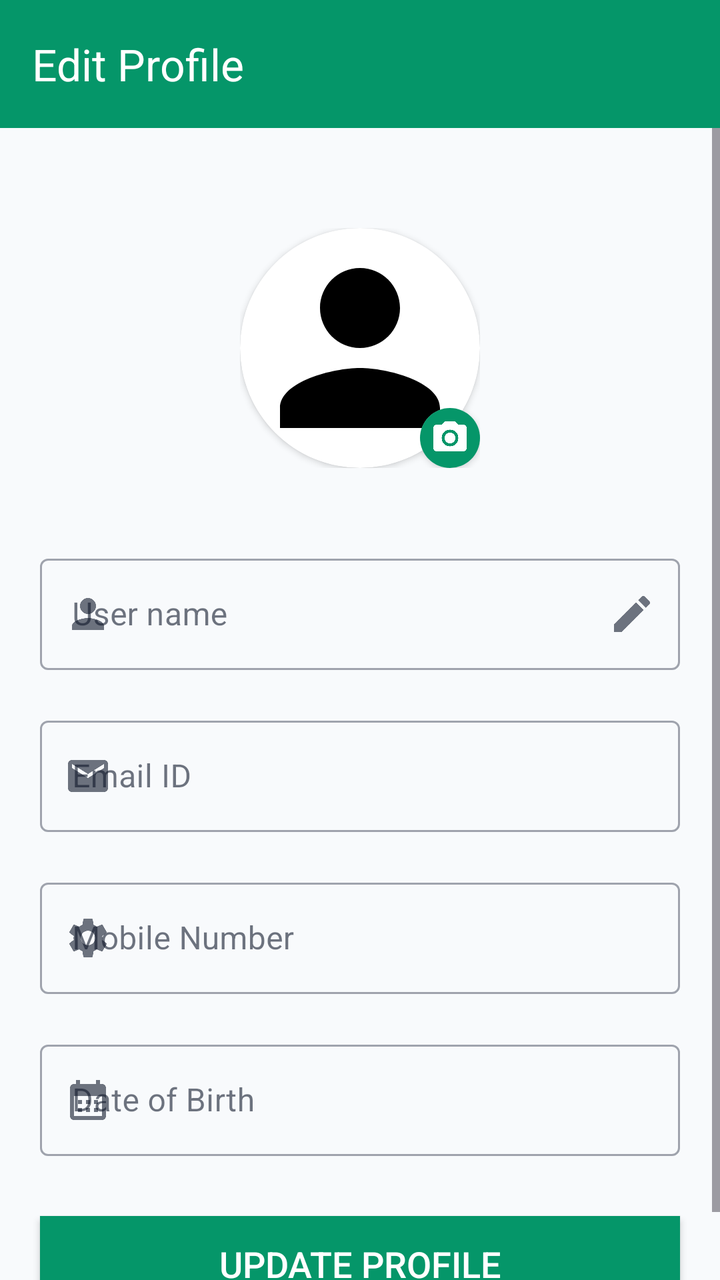
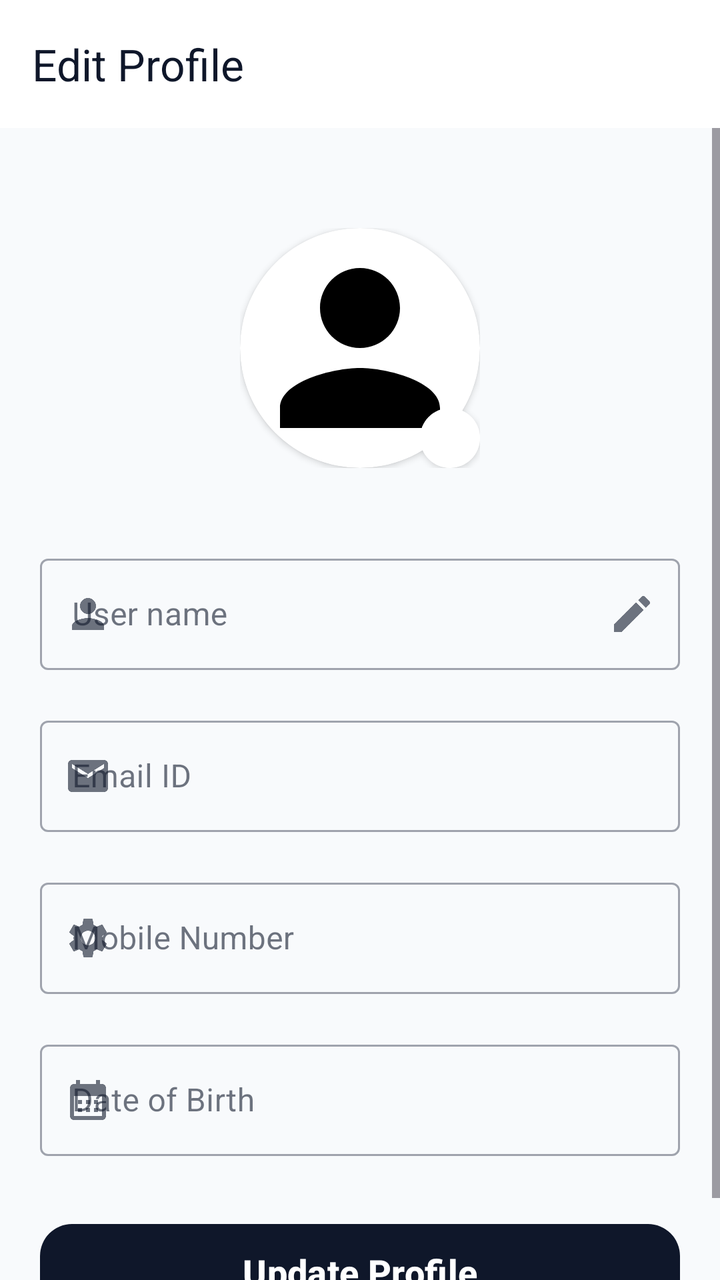

Before-and-after screenshots of an Android layout around one commit, followed by the original layout XML and the change that was made.
<!-- AndroidManifest.xml: application theme Theme.TestMaster -->
<!-- res/layout/activity_edit_profile.xml -->
<?xml version="1.0" encoding="utf-8"?>
<LinearLayout xmlns:android="http://schemas.android.com/apk/res/android"
    xmlns:tools="http://schemas.android.com/tools"
    android:layout_width="match_parent"
    android:layout_height="match_parent"
    xmlns:app="http://schemas.android.com/apk/res-auto"
    tools:context=".activities.EditProfileActivity"
    android:background="@drawable/statusbar_background"
    android:fitsSystemWindows="true"
    android:orientation="vertical">
    <androidx.appcompat.widget.Toolbar
        android:id="@+id/toolbar"
        android:layout_width="match_parent"
        android:layout_height="wrap_content"
        android:background="@color/primary"
        app:title="Edit Profile"
        app:titleTextColor="@android:color/white"
        app:layout_constraintTop_toTopOf="parent" />

    <ScrollView
        android:layout_width="match_parent"
        android:layout_height="match_parent"
        android:fillViewport="true">

        <LinearLayout
            android:layout_width="match_parent"
            android:layout_height="wrap_content"
            android:background="@color/background"
            android:orientation="vertical"
            android:paddingBottom="20dp">

            <LinearLayout
                android:layout_width="120dp"
                android:layout_height="120dp"
                android:layout_marginTop="50dp"
                android:layout_gravity="center">
                <RelativeLayout
                    android:layout_width="match_parent"
                    android:layout_height="wrap_content">
                    <androidx.cardview.widget.CardView
                        android:id="@+id/card_img"
                        android:layout_width="match_parent"
                        android:layout_height="match_parent"
                        app:cardCornerRadius="60dp">
                        <ImageView
                            android:id="@+id/iv_personimage"
                            android:layout_width="match_parent"
                            android:layout_height="match_parent"
                            android:src="@drawable/baseline_person_24"
                            android:scaleType="centerCrop" />
                    </androidx.cardview.widget.CardView>

                    <androidx.cardview.widget.CardView
                        android:layout_width="wrap_content"
                        android:layout_height="wrap_content"
                        android:layout_alignBottom="@+id/card_img"
                        android:layout_alignEnd="@+id/card_img"
                        app:cardCornerRadius="15dp">
                        <ImageView
                            android:id="@+id/iv_edit"
                            android:layout_width="30dp"
                            android:layout_height="30dp"
                            android:padding="5dp"
                            android:background="@color/primary"
                            android:src="@drawable/baseline_photo_camera_24"
                            app:tint="@color/white" />
                    </androidx.cardview.widget.CardView>
                </RelativeLayout>
            </LinearLayout>

            <com.google.android.material.textfield.TextInputLayout
                android:id="@+id/til_username"
                style="@style/Widget.MaterialComponents.TextInputLayout.OutlinedBox"
                android:layout_width="match_parent"
                android:layout_height="wrap_content"
                android:hint="User name"
                android:layout_marginHorizontal="20dp"
                android:layout_marginTop="40dp"
                app:startIconDrawable="@drawable/baseline_person_24"
                app:endIconMode="custom"
                app:endIconDrawable="@drawable/baseline_edit_24">

                <com.google.android.material.textfield.TextInputEditText
                    android:id="@+id/et_username"
                    android:layout_width="match_parent"
                    android:layout_height="wrap_content"
                    android:enabled="false"
                    android:textColor="@color/text_primary"
                    android:inputType="text" />
            </com.google.android.material.textfield.TextInputLayout>

            <com.google.android.material.textfield.TextInputLayout
                android:id="@+id/til_email"
                style="@style/Widget.MaterialComponents.TextInputLayout.OutlinedBox"
                android:layout_width="match_parent"
                android:layout_height="wrap_content"
                android:hint="Email ID"
                android:layout_marginHorizontal="20dp"
                android:layout_marginTop="20dp"
                app:startIconDrawable="@drawable/baseline_email_24">

                <com.google.android.material.textfield.TextInputEditText
                    android:id="@+id/et_email"
                    android:layout_width="match_parent"
                    android:layout_height="wrap_content"
                    android:focusable="false"
                    android:enabled="false"
                    android:textColor="@color/text_primary" />
            </com.google.android.material.textfield.TextInputLayout>

            <com.google.android.material.textfield.TextInputLayout
                android:id="@+id/til_phone"
                style="@style/Widget.MaterialComponents.TextInputLayout.OutlinedBox"
                android:layout_width="match_parent"
                android:layout_height="wrap_content"
                android:hint="Mobile Number"
                android:layout_marginHorizontal="20dp"
                android:layout_marginTop="20dp"
                app:startIconDrawable="@drawable/baseline_settings_24">

                <com.google.android.material.textfield.TextInputEditText
                    android:id="@+id/et_phone_no"
                    android:layout_width="match_parent"
                    android:layout_height="wrap_content"
                    android:textColor="@color/text_primary"
                    android:inputType="phone"
                    android:maxLength="10" />
            </com.google.android.material.textfield.TextInputLayout>

            <com.google.android.material.textfield.TextInputLayout
                android:id="@+id/til_dob"
                style="@style/Widget.MaterialComponents.TextInputLayout.OutlinedBox"
                android:layout_width="match_parent"
                android:layout_height="wrap_content"
                android:hint="Date of Birth"
                android:layout_marginHorizontal="20dp"
                android:layout_marginTop="20dp"
                app:startIconDrawable="@drawable/baseline_calendar_month_24">

                <com.google.android.material.textfield.TextInputEditText
                    android:id="@+id/et_dob"
                    android:layout_width="match_parent"
                    android:layout_height="wrap_content"
                    android:textColor="@color/text_primary"
                    android:focusable="false" />
            </com.google.android.material.textfield.TextInputLayout>

            <androidx.appcompat.widget.AppCompatButton
                android:id="@+id/btn_submit"
                android:layout_width="match_parent"
                android:layout_height="wrap_content"
                android:layout_marginHorizontal="20dp"
                android:layout_marginTop="30dp"
                android:background="@color/primary"
                android:textColor="@color/white"
                android:textSize="18sp"
                android:text="Update Profile" />
        </LinearLayout>
    </ScrollView>
</LinearLayout>
<!-- resources referenced by this layout -->
<resources>
  <color name="background">#F8FAFC</color>
  <color name="primary">#059669</color>
  <color name="text_primary">#0F172A</color>
  <color name="white">#FFFFFFFF</color>
  <!-- drawable baseline_calendar_month_24 (drawable) -->
  <vector android:height="24dp" android:tint="#000000"
      android:viewportHeight="24" android:viewportWidth="24"
      android:width="24dp" xmlns:android="http://schemas.android.com/apk/res/android">
      <path android:fillColor="@android:color/white" android:pathData="M19,4h-1V2h-2v2H8V2H6v2H5C3.89,4 3.01,4.9 3.01,6L3,20c0,1.1 0.89,2 2,2h14c1.1,0 2,-0.9 2,-2V6C21,4.9 20.1,4 19,4zM19,20H5V10h14V20zM9,14H7v-2h2V14zM13,14h-2v-2h2V14zM17,14h-2v-2h2V14zM9,18H7v-2h2V18zM13,18h-2v-2h2V18zM17,18h-2v-2h2V18z"/>
  </vector>
  <!-- drawable baseline_edit_24 (drawable) -->
  <vector xmlns:android="http://schemas.android.com/apk/res/android" android:height="24dp" android:tint="#000000" android:viewportHeight="24" android:viewportWidth="24" android:width="24dp">
        
      <path android:fillColor="@android:color/white" android:pathData="M3,17.25V21h3.75L17.81,9.94l-3.75,-3.75L3,17.25zM20.71,7.04c0.39,-0.39 0.39,-1.02 0,-1.41l-2.34,-2.34c-0.39,-0.39 -1.02,-0.39 -1.41,0l-1.83,1.83 3.75,3.75 1.83,-1.83z"/>
      
  </vector>
  <!-- drawable baseline_email_24 (drawable) -->
  <vector xmlns:android="http://schemas.android.com/apk/res/android" android:height="24dp" android:tint="#000000" android:viewportHeight="24" android:viewportWidth="24" android:width="24dp">
        
      <path android:fillColor="@android:color/white" android:pathData="M20,4L4,4c-1.1,0 -1.99,0.9 -1.99,2L2,18c0,1.1 0.9,2 2,2h16c1.1,0 2,-0.9 2,-2L22,6c0,-1.1 -0.9,-2 -2,-2zM20,8l-8,5 -8,-5L4,6l8,5 8,-5v2z"/>
      
  </vector>
  <!-- drawable baseline_person_24 (drawable) -->
  <vector android:height="24dp" android:tint="#000000"
      android:viewportHeight="24" android:viewportWidth="24"
      android:width="24dp" xmlns:android="http://schemas.android.com/apk/res/android">
      <path android:fillColor="@android:color/white" android:pathData="M12,12c2.21,0 4,-1.79 4,-4s-1.79,-4 -4,-4 -4,1.79 -4,4 1.79,4 4,4zM12,14c-2.67,0 -8,1.34 -8,4v2h16v-2c0,-2.66 -5.33,-4 -8,-4z"/>
  </vector>
  <!-- drawable statusbar_background (drawable) -->
  <?xml version="1.0" encoding="utf-8"?>
  <layer-list xmlns:android="http://schemas.android.com/apk/res/android">
  
      <item android:height="150dp">
          <shape>
              <solid android:color="@color/primary"/>
          </shape>
      </item>
  
      <item android:top="150dp">
          <shape>
              <solid android:color="@color/background"/>
          </shape>
      </item>
  
  </layer-list>
  <style name="Theme.TestMaster" parent="Base.Theme.TestMaster" />
  <color name="onPrimary">#FFFFFF</color>
  <color name="primaryContainer">#D1FAE5</color>
  <color name="onPrimaryContainer">#064E3B</color>
  <color name="secondary">#64748B</color>
  <color name="onSecondary">#FFFFFF</color>
  <color name="secondaryContainer">#F1F5F9</color>
  <color name="onSecondaryContainer">#0F172A</color>
  <color name="surface">#FFFFFF</color>
  <color name="onSurface">#0F172A</color>
  <color name="surfaceVariant">#E2E8F0</color>
  <color name="onSurfaceVariant">#475569</color>
  <color name="outline">#94A3B8</color>
  <color name="error">#EF4444</color>
  <color name="onError">#FFFFFF</color>
  <color name="errorContainer">#FEE2E2</color>
  <color name="onErrorContainer">#991B1B</color>
  <!-- unchanged entries left out for length: 3 -->
</resources>

<!-- the commit's change to res/layout/activity_edit_profile.xml (unified diff, before → after) -->
@@ -14,7 +14,7 @@
         android:layout_height="wrap_content"
         android:background="@color/primary"
         app:title="Edit Profile"
-        app:titleTextColor="@android:color/white"
+        app:titleTextColor="@color/onPrimary"
         app:layout_constraintTop_toTopOf="parent" />
 
     <ScrollView
@@ -145,16 +145,19 @@
                     android:focusable="false" />
             </com.google.android.material.textfield.TextInputLayout>
 
-            <androidx.appcompat.widget.AppCompatButton
+            <com.google.android.material.button.MaterialButton
                 android:id="@+id/btn_submit"
+                style="@style/Widget.Material3.Button"
                 android:layout_width="match_parent"
-                android:layout_height="wrap_content"
+                android:layout_height="56dp"
                 android:layout_marginHorizontal="20dp"
                 android:layout_marginTop="30dp"
-                android:background="@color/primary"
-                android:textColor="@color/white"
+                android:text="Update Profile"
+                android:textColor="@color/primary"
                 android:textSize="18sp"
-                android:text="Update Profile" />
+                android:textStyle="bold"
+                app:backgroundTint="@color/onPrimary"
+                app:cornerRadius="16dp" />
         </LinearLayout>
     </ScrollView>
 </LinearLayout>
<!-- resource entries referenced after the edit -->
@@ -1,7 +1,7 @@
 <!-- resources referenced by this layout -->
 <resources>
   <color name="background">#F8FAFC</color>
-  <color name="primary">#059669</color>
+  <color name="primary">#FFFFFF</color>
   <color name="text_primary">#0F172A</color>
   <color name="white">#FFFFFFFF</color>
   <!-- drawable baseline_calendar_month_24 (drawable) -->
@@ -46,22 +46,22 @@
   
   </layer-list>
   <style name="Theme.TestMaster" parent="Base.Theme.TestMaster" />
-  <color name="onPrimary">#FFFFFF</color>
-  <color name="primaryContainer">#D1FAE5</color>
-  <color name="onPrimaryContainer">#064E3B</color>
+  <color name="onPrimary">#0F172A</color>
+  <color name="primaryContainer">#F1F5F9</color>
+  <color name="onPrimaryContainer">#0F172A</color>
   <color name="secondary">#64748B</color>
   <color name="onSecondary">#FFFFFF</color>
-  <color name="secondaryContainer">#F1F5F9</color>
+  <color name="secondaryContainer">#E2E8F0</color>
   <color name="onSecondaryContainer">#0F172A</color>
   <color name="surface">#FFFFFF</color>
   <color name="onSurface">#0F172A</color>
   <color name="surfaceVariant">#E2E8F0</color>
   <color name="onSurfaceVariant">#475569</color>
   <color name="outline">#94A3B8</color>
-  <color name="error">#EF4444</color>
+  <color name="error">#DC2626</color>
   <color name="onError">#FFFFFF</color>
   <color name="errorContainer">#FEE2E2</color>
-  <color name="onErrorContainer">#991B1B</color>
+  <color name="onErrorContainer">#7F1D1D</color>
   <!-- unchanged entries left out for length: 3 -->
 </resources>
 
